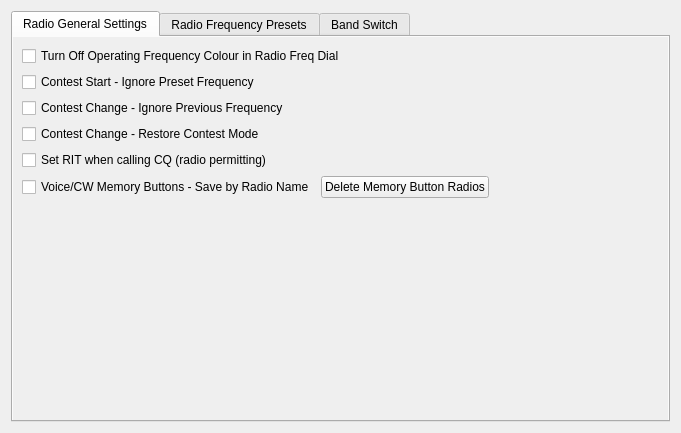
Rsclub22/Minos2-Mirror, file mqt/MqtLogger/radiosettingdialog.ui: the form before one commit.
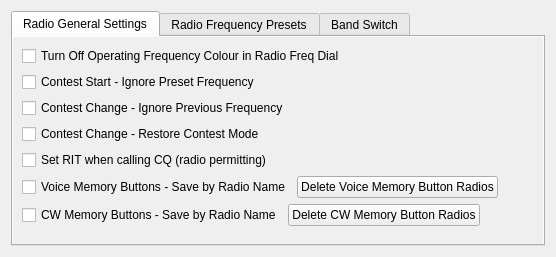
The form after the commit. The open tabs and pages were chosen to show the change.

Commit message: remove labels from voice/cw memory delete radio dialog to give a cleaner display and fix the savebyradio ini setting

The edit to the form file:
```diff
--- a/mqt/MqtLogger/radiosettingdialog.ui
+++ b/mqt/MqtLogger/radiosettingdialog.ui
@@ -6,8 +6,8 @@
    <rect>
     <x>0</x>
     <y>0</y>
-    <width>681</width>
-    <height>433</height>
+    <width>556</width>
+    <height>257</height>
    </rect>
   </property>
   <property name="windowTitle">
@@ -72,14 +72,14 @@
            <item>
             <widget class="QCheckBox" name="saveVoiceCwMemoryButtonByRadioName">
              <property name="text">
-              <string>Voice/CW Memory Buttons - Save by Radio Name</string>
+              <string>Voice Memory Buttons - Save by Radio Name</string>
              </property>
             </widget>
            </item>
            <item>
             <widget class="QPushButton" name="deleteMemoryButtonRadiosPushButton">
              <property name="text">
-              <string>Delete Memory Button Radios</string>
+              <string>Delete Voice Memory Button Radios</string>
              </property>
             </widget>
            </item>
@@ -98,6 +98,37 @@
            </item>
           </layout>
          </item>
+         <item>
+          <layout class="QHBoxLayout" name="horizontalLayout_6">
+           <item>
+            <widget class="QCheckBox" name="saveCWMemoryButtonByRadioName">
+             <property name="text">
+              <string>CW Memory Buttons - Save by Radio Name</string>
+             </property>
+            </widget>
+           </item>
+           <item>
+            <widget class="QPushButton" name="deleteCWMemoryButtonRadiosPushButton">
+             <property name="text">
+              <string>Delete CW Memory Button Radios</string>
+             </property>
+            </widget>
+           </item>
+           <item>
+            <spacer name="horizontalSpacer_7">
+             <property name="orientation">
+              <enum>Qt::Horizontal</enum>
+             </property>
+             <property name="sizeHint" stdset="0">
+              <size>
+               <width>40</width>
+               <height>20</height>
+              </size>
+             </property>
+            </spacer>
+           </item>
+          </layout>
+         </item>
         </layout>
        </item>
        <item>
```
Left out of the diff: 6 changed lines with no effect on the pictures. The commit also changes 10 other files.
